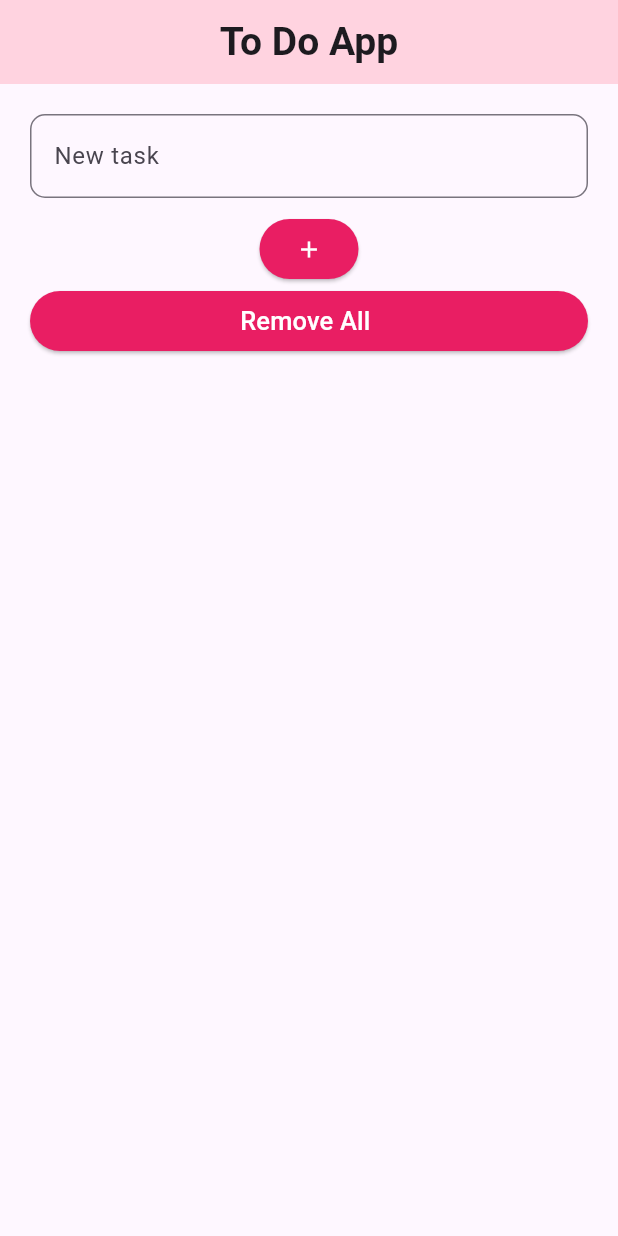
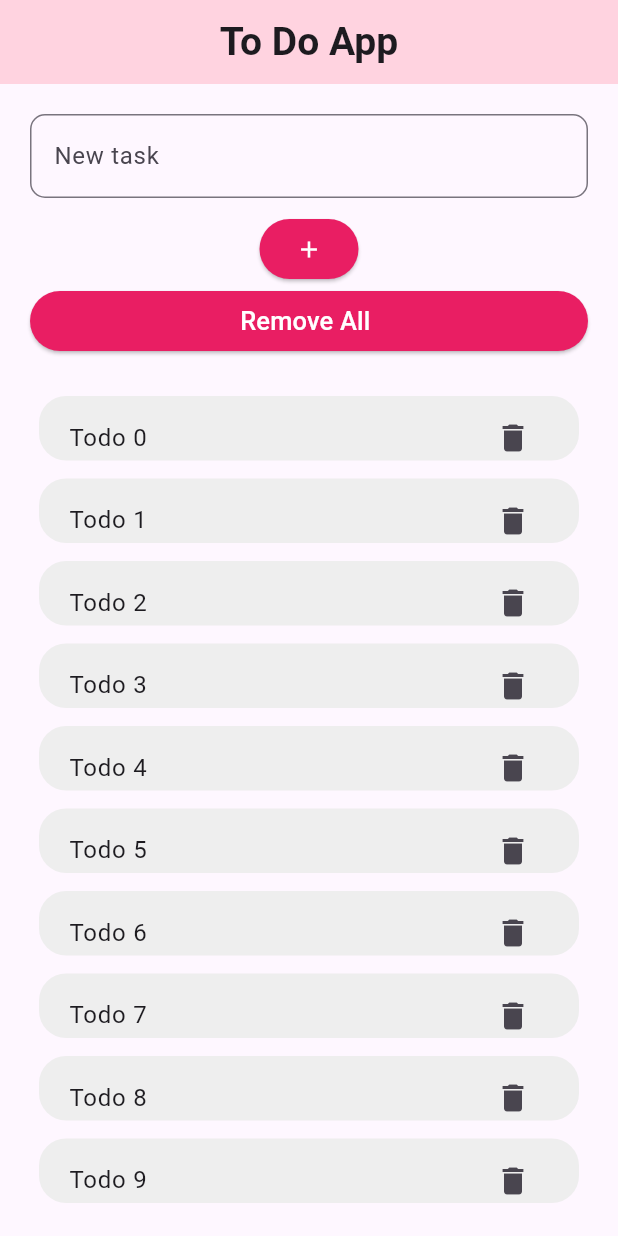
Before and after one commit to oykuky/Flutter-TodoApp, a Flutter app: the screen it shows after launch, on a phone screen of 412 x 824 dp. Run offline on Flutter 3.47's test engine with Material 3 defaults, Android fonts, the phone set to English and light mode, and no system bars.

Commit message:
Added list with 500 elements

```diff
--- a/lib/main.dart
+++ b/lib/main.dart
@@ -32,6 +32,15 @@ class _TodoScreenState extends State<TodoScreen> {
   TextEditingController controller = TextEditingController();
 
   @override
+  void initState() {
+    super.initState();
+    // Uygulama açıldığında 500 elemanlı bir liste oluştur
+    for (int i = 0; i < 500; i++) {
+      todos.add(TodoItem('Todo $i'));
+    }
+  }
+
+  @override
   Widget build(BuildContext context) {
     return Scaffold(
       appBar: AppBar(
@@ -56,7 +65,6 @@ class _TodoScreenState extends State<TodoScreen> {
                 border: OutlineInputBorder(
                   borderRadius: BorderRadius.circular(10.0),
                   borderSide: BorderSide(color: Colors.purple, width: 2.0),
-
                 ),
               ),
             ),
@@ -73,11 +81,12 @@ class _TodoScreenState extends State<TodoScreen> {
                       });
                     }
                   },
-                  child: Icon(Icons.add,
+                  child: Icon(
+                    Icons.add,
                     color: Colors.white,
                   ),
                   style: ElevatedButton.styleFrom(
-                    backgroundColor: Colors.pink, // Buton rengi
+                    backgroundColor: Colors.pink,
                   ),
                 ),
                 SizedBox(width: 10,),
@@ -88,21 +97,20 @@ class _TodoScreenState extends State<TodoScreen> {
                     });
                   },
                   child: Row(
-                    mainAxisAlignment: MainAxisAlignment.center, // İçeriği ortala
+                    mainAxisAlignment: MainAxisAlignment.center,
                     children: [
                       Text(
                         'Remove All',
-                        style: TextStyle(color: Colors.white, fontSize: 17), // Text rengi beyaz
+                        style: TextStyle(color: Colors.white, fontSize: 17),
                       ),
                       SizedBox(width: 5),
-
                     ],
                   ),
                   style: ElevatedButton.styleFrom(
-                    backgroundColor: Colors.pink, // Buton rengi
+                    backgroundColor: Colors.pink,
                   ),
                 ),
-                SizedBox(height: 20), // Boşluk ekleyen SizedBox
+                SizedBox(height: 20),
               ],
             ),
             Expanded(
@@ -110,30 +118,34 @@ class _TodoScreenState extends State<TodoScreen> {
                 itemCount: todos.length,
                 itemBuilder: (context, index) {
                   return Container(
-                      height: 42.0,
+                    height: 43.0,
                     decoration: BoxDecoration(
                       color: Colors.grey[200],
-                        borderRadius: BorderRadius.circular(18.0), // Border radius
+                      borderRadius: BorderRadius.circular(18.0),
                     ),
-                  margin: EdgeInsets.symmetric(horizontal: 2.0,vertical: 6.0),
+                    margin: EdgeInsets.symmetric(horizontal: 6.0, vertical: 6.0),
                     child: ListTile(
+                      contentPadding: EdgeInsets.symmetric(horizontal: 20.0),
                       title: Container(
-                      alignment: Alignment.centerLeft,
-                      child: Text(todos[index].text),
+                        padding: EdgeInsets.symmetric(vertical: 4.0),
+                        child: Text(
+                          todos[index].text,
+                        ),
                       ),
                       trailing: IconButton(
                         icon: Icon(Icons.delete),
+                        padding: EdgeInsets.symmetric(vertical: 3.0),
                         onPressed: () {
                           setState(() {
                             todos.removeAt(index);
                           });
                         },
                       ),
-                  ),);
-
+                    ),
+                  );
                 },
               ),
-            ),
+            )
           ],
         ),
       ),
```
Lines whose indentation alone changed are shown as unchanged.
